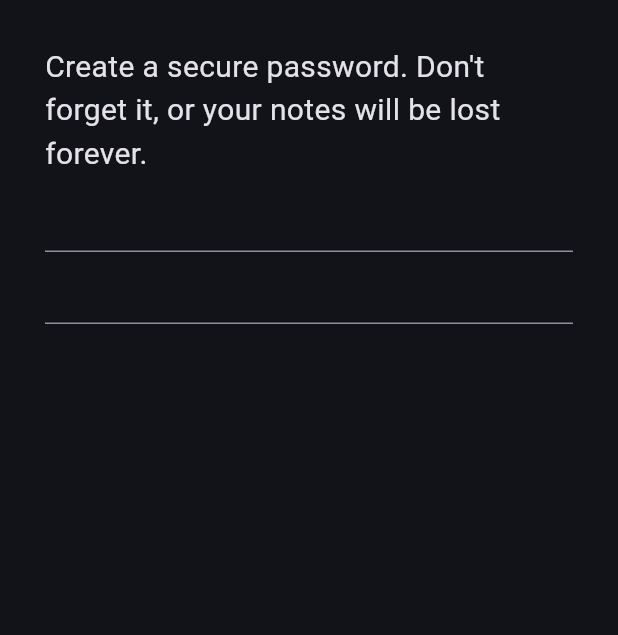
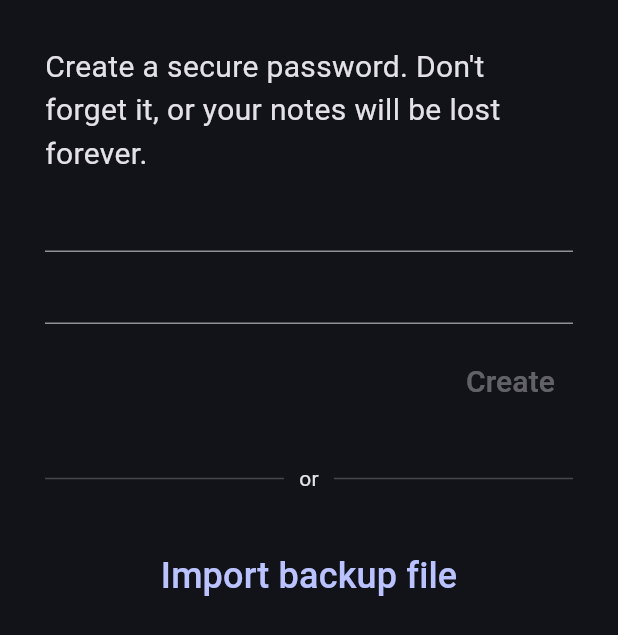
Before and after one commit to uCantHim/securenotes, a Flutter app: the screen it shows after launch, on a phone screen of 412 x 824 dp. Shown: the top 635 px of the screen. Run offline on Flutter 3.47's test engine with Material 3 defaults, Android fonts, the phone set to English and light mode, and no system bars; our stand-ins replace file_picker; missing offline and left inert: encrypt.

Commit message:
Add option to import backup file on first login

```diff
--- /dev/null
+++ b/lib/config.dart
@@ -0,0 +1,59 @@
+import 'dart:convert';
+import 'dart:io';
+
+import 'package:path/path.dart' as p;
+import 'package:path_provider/path_provider.dart';
+
+/// Global configuration settings for the secure notes app.
+class AppConfig {
+  AppConfig() {
+    getNoteStorageFilePath().then((path) => noteStorageFilePath = path);
+  }
+
+  late final String noteStorageFilePath;
+
+  static Future<String> getNoteStorageFilePath() async {
+    const fileName = 'securenotes_storage.txt';
+
+    return getApplicationDocumentsDirectory()
+        .then((dir) => dir.path)
+        .catchError((err) => '.')
+        .then((dirPath) => p.join(dirPath, fileName));
+  }
+
+  /// Load an [AppConfig] from the default location on the current system.
+  /// Defaults to an empty configuration if none is found.
+  static Future<AppConfig> loadSystemConfig() {
+    return _openConfigFile()
+        .then((file) => file.readAsString())
+        .then((str)  => jsonDecode(str))
+        .then((json) => AppConfig.fromJson(json))
+        // Default to an empty config.
+        .catchError((_) => AppConfig());
+  }
+
+  /// Returns an exception if an underlying system error occurs.
+  static Future<void> storeAsSystemConfig(AppConfig config) {
+    return _openConfigFile()
+        .then((file) {
+          file.writeAsString(jsonEncode(config.toJson()));
+        });
+  }
+
+  /// Construct a configuration object from a JSON object.
+  factory AppConfig.fromJson(Map<String, dynamic> json) {
+    return AppConfig();
+  }
+
+  /// Turn the configuration into a JSON object.
+  Map<String, dynamic> toJson() {
+    return {};
+  }
+
+  static Future<File> _openConfigFile() {
+    const configFileName = 'securenotes_config.json';
+    return getApplicationSupportDirectory()
+        .then((dir)  => p.join(dir.path, configFileName))
+        .then((path) => File(path));
+  }
+}
--- a/lib/firsttime_login_page.dart
+++ b/lib/firsttime_login_page.dart
@@ -1,9 +1,17 @@
+import 'package:file_picker/file_picker.dart';
 import 'package:flutter/material.dart';
 
+import 'util_widgets.dart';
+
 class CreatePasswordPage extends StatefulWidget {
-  const CreatePasswordPage({ super.key, required this.onPasswordSubmit, });
+  const CreatePasswordPage({
+    super.key,
+    required this.onPasswordSubmit,
+    required this.onStorageFileSelect,
+  });
 
   final Function(String password) onPasswordSubmit;
+  final Function(String path) onStorageFileSelect;
 
   @override
   State<CreatePasswordPage> createState() => _CreatePasswordPageState();
@@ -19,7 +27,27 @@ class _CreatePasswordPageState extends State<CreatePasswordPage> {
 
   @override
   Widget build(BuildContext context) {
-    var mainColumn = Column(
+    return Scaffold(
+      body: Container(
+        padding: const EdgeInsets.all(30.0),
+        child: IntrinsicWidth(
+          child: Column(
+            children: [
+              _buildPasswordCreateForm(context),
+              const Padding(
+                padding: EdgeInsets.only(top: 30.0, bottom: 30.0),
+                child: TextDivider(child: Text('or')),
+              ),
+              _buildFileSelectForm(context),
+            ],
+          ),
+        ),
+      ),
+    );
+  }
+
+  Widget _buildPasswordCreateForm(BuildContext context) {
+    return Column(
       crossAxisAlignment: CrossAxisAlignment.start,
       children: [
         // Description:
@@ -57,31 +85,49 @@ class _CreatePasswordPageState extends State<CreatePasswordPage> {
           },
         ),
 
+        // Error text and 'create' button are in the same row
+        Row(
+          mainAxisAlignment: MainAxisAlignment.spaceBetween,
+          children: [
+            // Conditional error text if password is incorrect
+            Text(errorText ?? '', style: kErrorTextStyle),
+
             // Submit button
-        if (_canSubmit())
             Padding(
               padding: const EdgeInsets.only(top: 15),
               child: Align(
                 alignment: Alignment.bottomRight,
                 child: TextButton(
-                onPressed: () {
+                  onPressed: !_canSubmit() ? null : () {
                     widget.onPasswordSubmit(password);
                   },
                   child: const Text('Create', style: TextStyle(fontSize: 20)),
                 )
               ),
             ),
-
-        // Conditional error text if password is incorrect
-        if (errorText != null)
-          Text(errorText!, style: kErrorTextStyle),
+          ]
+        ),
       ],
     );
+  }
 
-    return Scaffold(
-      body: Container(
-        padding: const EdgeInsets.all(30.0),
-        child: mainColumn,
+  Widget _buildFileSelectForm(BuildContext context) {
+    return TextButton(
+      onPressed: () {
+        FilePicker.platform.pickFiles(allowMultiple: false)
+            .then((FilePickerResult? res) {
+              if (res != null) {
+                widget.onStorageFileSelect(res.files.single.path!);
+              }
+            });
+      },
+      //style: TextButton.styleFrom(
+      //  foregroundColor: Colors.white,
+      //  backgroundColor: Theme.of(context).colorScheme.primaryContainer,
+      //),
+      child: const Text(
+        'Import backup file',
+        style: TextStyle(fontSize: 24),
       ),
     );
   }
@@ -97,7 +143,7 @@ class _CreatePasswordPageState extends State<CreatePasswordPage> {
   /// Returns an error message if the entered password is invalid, or
   /// [null] if it is valid.
   String? _checkPasswordIntegrity() {
-    if (password.length <= kMinPasswordLength) {
+    if (password.length < kMinPasswordLength) {
       return 'Password must be at least $kMinPasswordLength characters long.';
     }
     if (password != passwordRepeat) {
--- a/lib/main.dart
+++ b/lib/main.dart
@@ -1,14 +1,19 @@
 import 'dart:io';
 
 import 'package:flutter/material.dart';
-import 'package:path_provider/path_provider.dart';
+import 'package:path/path.dart' as p;
 
-import 'crypto_util.dart';  // For DecryptionException
+import 'config.dart';
 import 'firsttime_login_page.dart';
+import 'loading_page.dart';
 import 'login_page.dart';
 import 'note_manager.dart';
 import 'note_storage.dart';
 import 'note_storage_widget.dart';
+import 'util_widgets.dart';
+
+/// Used to access the context in out-of-build alert dialogs.
+final navigatorKey = GlobalKey<NavigatorState>();
 
 void main() {
   runApp(MyApp());
@@ -32,6 +37,8 @@ class MyApp extends StatelessWidget {
     return MaterialApp(
       title: 'Flutter Demo',
       theme: ThemeData(
+        useMaterial3: true,
+
         // This is the theme of your application.
         //
         // TRY THIS: Try running your application with "flutter run". You'll see
@@ -51,7 +58,6 @@ class MyApp extends StatelessWidget {
             seedColor: Colors.indigo,
             brightness: Brightness.dark
         ),
-        useMaterial3: true,
 
         // Custom corner rounding for all buttons
         elevatedButtonTheme: ElevatedButtonThemeData(
@@ -61,6 +67,8 @@ class MyApp extends StatelessWidget {
       home: const MyHomePage(
         title: 'Flutter Demo Home Page',
       ),
+
+      navigatorKey: navigatorKey,
     );
   }
 }
@@ -82,90 +90,57 @@ class MyHomePage extends StatefulWidget {
   State<StatefulWidget> createState() => MyAppState();
 }
 
-class LoadingPage extends StatelessWidget {
-  const LoadingPage({ super.key, });
-
-  @override
-  Widget build(BuildContext context) {
-    return const Scaffold(
-      body: Center(
-        child: Text(
-          'Loading...',
-          style: TextStyle(fontSize: 30),
-        ),
-      ),
-    );
-  }
-}
-
 class MyAppState extends State<MyHomePage> {
-  String? _localStorageFilePath;
-  bool _initialized = false;
-
+  AppConfig? _config;
   NoteManager? _noteManager;
 
   MyAppState() {
-    _initialize()
-        .then((pair) {
-          setState(() {
-            _localStorageFilePath = pair.$1;
-            _initialized = pair.$2;
-          });
-        });
+    AppConfig.loadSystemConfig()
+        // Initialize app configuration
+        .then((conf) { setState((){ _config = conf; }); });
   }
 
   @override
   Widget build(BuildContext context) {
-    if (_localStorageFilePath == null) {
-      return const LoadingPage();
+    initNoteManager(String storagePath, String password) {
+      final storage = NoteStorage(storagePath, password);
+      return NoteManager.fromStorage(storage)
+          .then((notes) {
+            setState((){ _noteManager = notes; });
+          });
     }
 
     if (_noteManager != null) {
       return NotePage(noteManager: _noteManager!);
     }
 
-    if (_initialized) {
+    if (_config == null) {
+      return const LoadingPage();
+    }
+
+    if (File(_config!.noteStorageFilePath).existsSync()) {
       return LoginPage(
-        onPasswordEntered: (password) async {
-          try {
-            final storage = NoteStorage(_localStorageFilePath!, password);
-            final notes = await NoteManager.fromStorage(storage);
-            setState(() {
-              _noteManager = notes;
-            });
-            return PasswordStatus.eCorrect;
-          } on DecryptionException {
-            return PasswordStatus.eIncorrect;
-          }
+        onPasswordEntered: (password) {
+          return initNoteManager(_config!.noteStorageFilePath, password)
+              .then((_) => PasswordStatus.eCorrect)
+              .catchError((_) => PasswordStatus.eIncorrect);
         }
       );
     }
 
     return CreatePasswordPage(
       onPasswordSubmit: (password) {
-        final storage = NoteStorage(_localStorageFilePath!, password);
-        NoteManager.fromStorage(storage)
-            .then((noteManager) {
-              setState(() {
-                noteManager = noteManager;
-              });
-            });
-      }
+        initNoteManager(_config!.noteStorageFilePath, password);
+      },
+      onStorageFileSelect: (file) async {
+        assert(File(file).existsSync());
+        assert(_config != null);
+        assert(!File(_config!.noteStorageFilePath).existsSync());
+
+        await File(file).copy(_config!.noteStorageFilePath);
+        setState(() { /* A new storage object was loaded. */ });
+      },
     );
-  }
-
-  static Future<String> _getNoteStorageFilePath() {
-    const fileName = 'foobar.txt';
-    return getApplicationDocumentsDirectory()
-        .then((dir) => dir.path)
-        .catchError((err) => '.')
-        .then((dirPath) => '$dirPath/$fileName');
-  }
-
-  /// Returns a pair [(localStorageFilePath, isInitialized)].
-  Future<(String, bool)> _initialize() {
-    return _getNoteStorageFilePath()
-        .then((path) async => (path, await File(path).exists()));
   }
 }
 
--- /dev/null
+++ b/lib/util_widgets.dart
@@ -0,0 +1,49 @@
+import 'package:flutter/material.dart';
+
+class TextDivider extends StatelessWidget {
+  const TextDivider({ super.key, required this.child, this.padding=10, });
+
+  final Widget child;
+
+  /// Horizontal spacing between the divider lines and the [child].
+  final double padding;
+
+  @override
+  Widget build(BuildContext context) {
+    return Row(
+      children: [
+        const Expanded(child: Divider()),
+        Padding(
+          padding: EdgeInsets.only(left: padding, right: padding),
+          child: child,
+        ),
+        const Expanded(child: Divider()),
+      ],
+    );
+  }
+}
+
+/// Returns [null] if the user dismissed the dialog without committing an
+/// explicit choice.
+Future<bool?> showConfirmationDialog(
+    BuildContext context,
+    { String? title, String? content })
+{
+  return showDialog<bool>(
+    context: context,
+    builder: (BuildContext context) => AlertDialog(
+      title: Text(title ?? 'Confirm this action?'),
+      content: (content == null) ? null : Text(title!),
+      actions: [
+        TextButton(
+          onPressed: () => Navigator.pop(context, false),
+          child: const Text('Cancel')
+        ),
+        TextButton(
+          onPressed: () => Navigator.pop(context, true),
+          child: const Text('Confirm')
+        ),
+      ],
+    ),
+  );
+}
--- a/pubspec.yaml
+++ b/pubspec.yaml
@@ -39,6 +39,8 @@ dependencies:
   crypto: ^3.0.3
   collection: ^1.18.0
   path_provider: ^2.1.5
+  file_picker: ^8.1.7
+  path: ^1.9.0
 
 dev_dependencies:
   flutter_test:
```
Also changed, not shown: lib/loading_page.dart (added, +17 -0 lines), pubspec.lock, 1 other file. Lines whose indentation alone changed are shown as unchanged.
